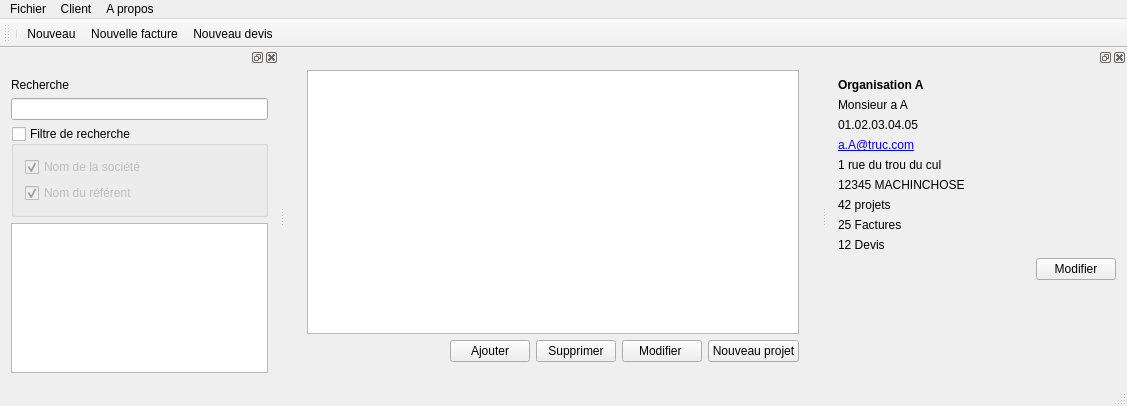
FACT-Team/FactDev, file src/mainwindow.ui: the form before one commit.
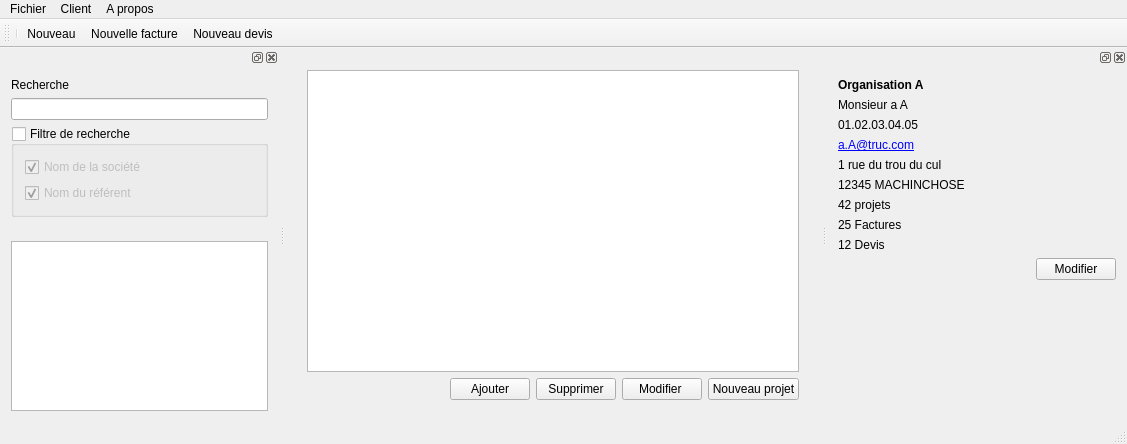
The form after the commit. Icons and pictures are not drawn.

Commit message: Add lost slot for link Customer Table and Customer Tree

What changed in the file:
```diff
--- a/src/mainwindow.ui
+++ b/src/mainwindow.ui
@@ -7,7 +7,7 @@
     <x>0</x>
     <y>0</y>
     <width>1127</width>
-    <height>406</height>
+    <height>444</height>
    </rect>
   </property>
   <property name="windowTitle">
@@ -247,7 +247,7 @@
    <property name="minimumSize">
     <size>
      <width>300</width>
-     <height>308</height>
+     <height>330</height>
     </size>
    </property>
    <attribute name="dockWidgetArea">
```
Left out of the diff: 66 changed lines with no effect on the pictures.
